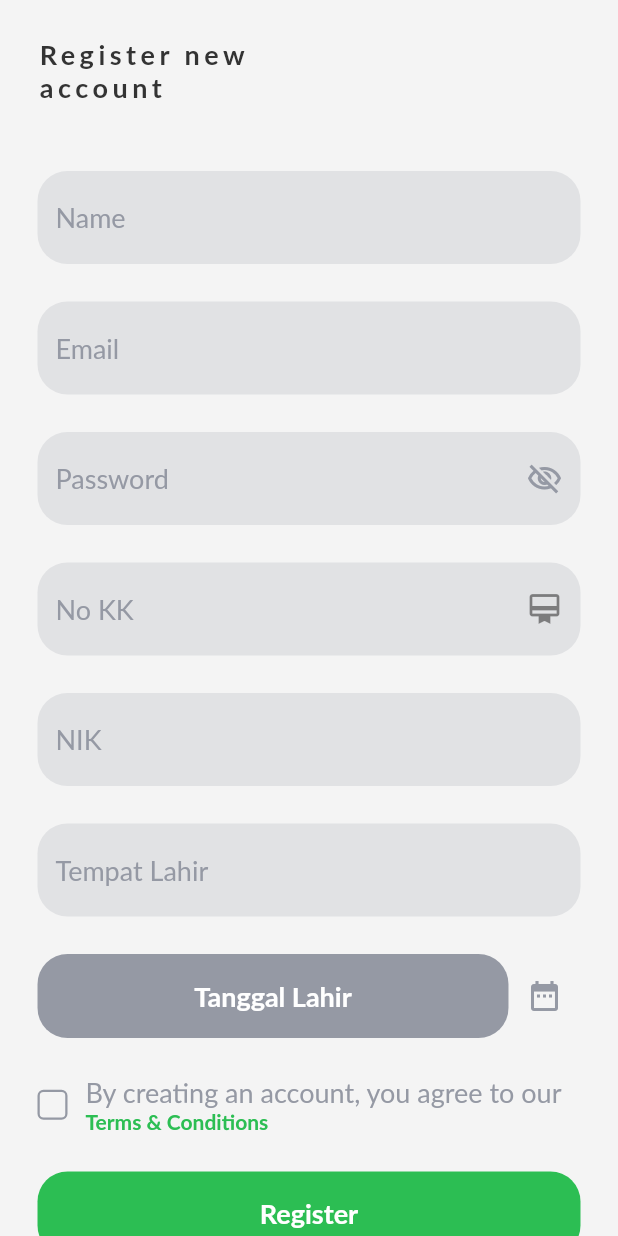
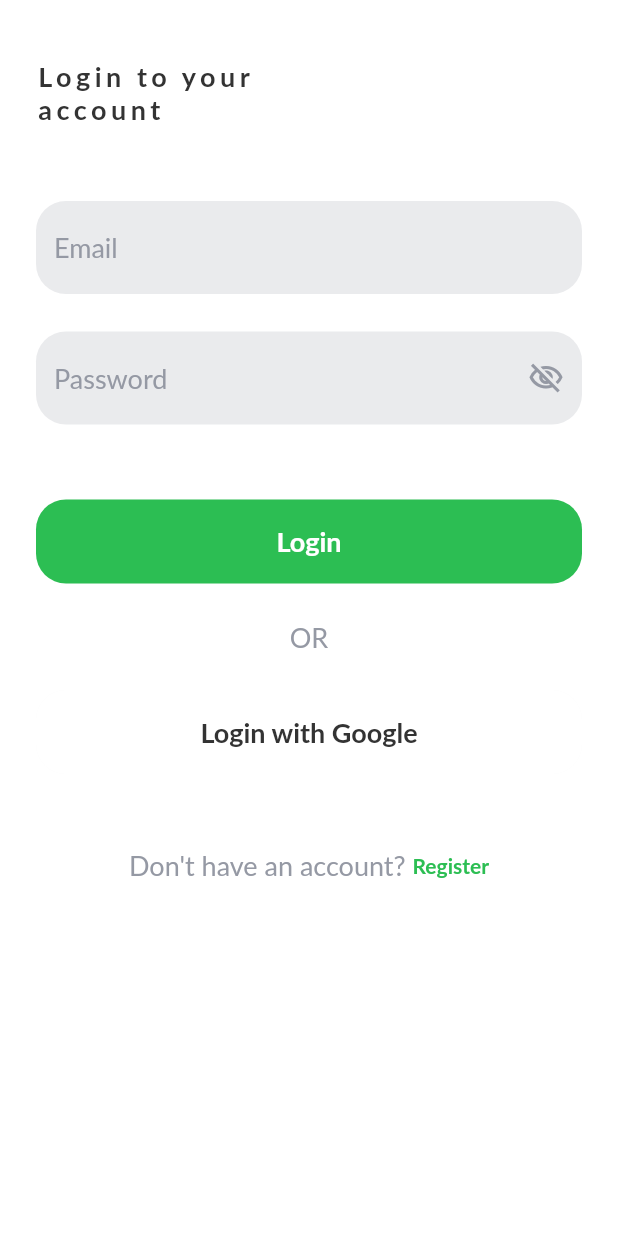
Before and after one commit to dikkisetiawan/dispenduk, a Flutter app: the screen it shows after launch, after a tap on an icon or button, on a phone screen of 412 x 824 dp. Run offline on Flutter 3.47's test engine with Material 2 defaults, Android fonts, the light colour scheme and no system bars; our stand-ins replace bloc, cloud_firestore, equatable, firebase_auth, firebase_core, flutter_bloc; accounts and stored records are empty; network calls fail; Roboto replaces fonts that are missing (Lato).

Commit message:
login register finish

```diff
--- a/lib/models/kartu_keluarga_model.dart
+++ b/lib/models/kartu_keluarga_model.dart
@@ -4,10 +4,10 @@ import 'package:equatable/equatable.dart';
 import '/models/person_model.dart';
 
 class KartuKeluargaModel extends Equatable {
-  final int idKartuKeluarga;
+  final int? idKartuKeluarga;
   final List<PersonModel> anggotaKeluarga;
 
-  KartuKeluargaModel(this.anggotaKeluarga, {required this.idKartuKeluarga});
+  KartuKeluargaModel(this.anggotaKeluarga, {this.idKartuKeluarga});
 
   @override
   // TODO: implement props
--- a/lib/models/person_model.dart
+++ b/lib/models/person_model.dart
@@ -2,21 +2,21 @@ import 'package:dispenduk/models/kartu_keluarga_model.dart';
 
 //obyek Orang
 class PersonModel extends KartuKeluargaModel {
-  final String id;
-  final int nomorIndukKependudukan;
-  final String namaLengkap;
-  final DateTime tanggalLahir;
-  final String tempatLahir;
+  final String? id;
+  final int? nomorIndukKependudukan;
+  final String? namaLengkap;
+  final DateTime? tanggalLahir;
+  final String? tempatLahir;
   final String email;
   final String password;
 
   PersonModel({
-    required this.id,
-    required this.nomorIndukKependudukan,
-    required super.idKartuKeluarga,
-    required this.namaLengkap,
-    required this.tempatLahir,
-    required this.tanggalLahir,
+    this.id,
+    this.nomorIndukKependudukan,
+    super.idKartuKeluarga,
+    this.namaLengkap,
+    this.tempatLahir,
+    this.tanggalLahir,
     required this.email,
     required this.password,
   }) : super([]);
--- a/lib/ui/screens/home_screen.dart
+++ b/lib/ui/screens/home_screen.dart
@@ -1,3 +1,4 @@
+import 'package:dispenduk/ui/screens/login_screen.dart';
 import 'package:dispenduk/ui/screens/register_screen.dart';
 import 'package:flutter/material.dart';
 
@@ -47,7 +48,7 @@ class HomeScreen extends StatelessWidget {
           Navigator.push(
               context,
               MaterialPageRoute(
-                builder: (context) => RegisterScreen(),
+                builder: (context) => LoginScreen(),
               ));
         },
         shape: RoundedRectangleBorder(borderRadius: kBorderRadius),
--- /dev/null
+++ b/lib/ui/screens/login_screen.dart
@@ -0,0 +1,173 @@
+import '/ui/widgets/kprimary_button_widget.dart';
+import '/ui/widgets/ktext_field_widget.dart';
+
+import 'package:flutter/material.dart';
+import 'package:flutter_bloc/flutter_bloc.dart';
+
+import '../../cubit/auth_cubit.dart';
+import '../theme.dart';
+import 'home_screen.dart';
+import 'register_screen.dart';
+
+class LoginScreen extends StatefulWidget {
+  @override
+  _LoginScreenState createState() => _LoginScreenState();
+}
+
+class _LoginScreenState extends State<LoginScreen> {
+  final TextEditingController emailController = TextEditingController(text: '');
+  final TextEditingController passwordController =
+      TextEditingController(text: '');
+
+  bool passwordVisible = false;
+  void togglePassword() {
+    setState(() {
+      passwordVisible = !passwordVisible;
+    });
+  }
+
+  @override
+  Widget build(BuildContext context) {
+    return Scaffold(
+      resizeToAvoidBottomInset: false,
+      backgroundColor: Colors.white,
+      body: SafeArea(
+        child: Padding(
+          padding: const EdgeInsets.fromLTRB(24.0, 40.0, 24.0, 0),
+          child: Column(
+            crossAxisAlignment: CrossAxisAlignment.start,
+            children: [
+              Column(
+                crossAxisAlignment: CrossAxisAlignment.start,
+                children: [
+                  Text('Login to your\naccount', style: blackTextStyle),
+                  const SizedBox(
+                    height: defaultMargin,
+                  ),
+                ],
+              ),
+              const SizedBox(
+                height: defaultMargin,
+              ),
+              Form(
+                child: Column(
+                  children: [
+                    KtextFieldWidget(
+                      hintText: 'Email',
+                      suffixIcon: const SizedBox(),
+                      controller: emailController,
+                    ),
+                    const SizedBox(
+                      height: defaultMargin,
+                    ),
+                    KtextFieldWidget(
+                      hintText: 'Password',
+                      controller: passwordController,
+                      obscureText: !passwordVisible,
+                      suffixIcon: IconButton(
+                        color: kDarkGreyColor,
+                        splashRadius: 1,
+                        icon: Icon(passwordVisible
+                            ? Icons.visibility_outlined
+                            : Icons.visibility_off_outlined),
+                        onPressed: togglePassword,
+                      ),
+                    ),
+                  ],
+                ),
+              ),
+              const SizedBox(
+                height: defaultMargin,
+              ),
+              const SizedBox(
+                height: defaultMargin,
+              ),
+              BlocConsumer<AuthCubit, AuthState>(
+                listener: (context, state) {
+                  if (state is AuthSuccess) {
+                    Navigator.pushAndRemoveUntil(
+                        context,
+                        MaterialPageRoute(
+                          builder: (context) => const HomeScreen(),
+                        ),
+                        (route) => false);
+                  } else if (state is AuthFailed) {
+                    ScaffoldMessenger.of(context).showSnackBar(
+                      SnackBar(
+                        backgroundColor: kWarningColor,
+                        content: Text(
+                          state.error,
+                        ),
+                      ),
+                    );
+                  }
+                },
+                builder: (context, state) {
+                  if (state is AuthLoading) {
+                    return const Center(
+                      child: CircularProgressIndicator(),
+                    );
+                  }
+                  return KprimaryButtonWidget(
+                    buttonColor: kPrimaryColor,
+                    textValue: 'Login',
+                    textColor: Colors.white,
+                    onPressed: () {
+                      context.read<AuthCubit>().signIn(
+                            email: 'test@email.com',
+                            password: '123456',
+                          );
+                    },
+                  );
+                },
+              ),
+              const SizedBox(
+                height: defaultMargin,
+              ),
+              Center(
+                child: Text(
+                  'OR',
+                  style: greyTextStyle,
+                ),
+              ),
+              const SizedBox(
+                height: 24,
+              ),
+              KprimaryButtonWidget(
+                buttonColor: kWhiteColor,
+                textValue: 'Login with Google',
+                textColor: kBlackColor,
+                onPressed: () {},
+              ),
+              const SizedBox(
+                height: defaultMargin * 2,
+              ),
+              Row(
+                mainAxisAlignment: MainAxisAlignment.center,
+                children: [
+                  Text(
+                    "Don't have an account? ",
+                    style: greyTextStyle,
+                  ),
+                  GestureDetector(
+                    onTap: () {
+                      Navigator.push(
+                          context,
+                          MaterialPageRoute(
+                              builder: (context) => RegisterScreen()));
+                    },
+                    child: Text(
+                      'Register',
+                      style: buttonTextStyle,
+                    ),
+                  ),
+                ],
+              ),
+            ],
+          ),
+        ),
+      ),
+    );
+    ;
+  }
+}
--- a/lib/ui/screens/register_screen.dart
+++ b/lib/ui/screens/register_screen.dart
@@ -13,15 +13,8 @@ class RegisterScreen extends StatefulWidget {
 }
 
 class _RegisterScreenState extends State<RegisterScreen> {
-  final TextEditingController nameController = TextEditingController(text: '');
   final TextEditingController emailController = TextEditingController(text: '');
   final TextEditingController passwordController =
-      TextEditingController(text: '');
-  final TextEditingController idKartuKeluargaController =
-      TextEditingController(text: '');
-  final TextEditingController nomorIndukKependudukanController =
-      TextEditingController(text: '');
-  final TextEditingController tempatLahirController =
       TextEditingController(text: '');
 
   DateTime? _dateTime;
@@ -125,13 +118,8 @@ class _RegisterScreenState extends State<RegisterScreen> {
           onPressed: () {
             isChecked
                 ? context.read<AuthCubit>().signUp(
-                      namaLengkap: 'test user',
-                      email: 'testuser@gmail.com',
+                      email: 'test@email.com',
                       password: '123456',
-                      idKartuKeluarga: 234234312,
-                      nomorIndukKependudukan: 36235235,
-                      tanggalLahir: _dateTime!,
-                      tempatLahir: 'surabaya',
                     )
                 : ScaffoldMessenger.of(context).showSnackBar(
                     SnackBar(
@@ -201,14 +189,6 @@ class _RegisterScreenState extends State<RegisterScreen> {
       child: Column(
         children: [
           KtextFieldWidget(
-            hintText: 'Name',
-            controller: nameController,
-            suffixIcon: const SizedBox(),
-          ),
-          const SizedBox(
-            height: defaultMargin,
-          ),
-          KtextFieldWidget(
             hintText: 'Email',
             controller: emailController,
             suffixIcon: const SizedBox(),
@@ -232,31 +212,12 @@ class _RegisterScreenState extends State<RegisterScreen> {
           const SizedBox(
             height: defaultMargin,
           ),
-          KtextFieldWidget(
-            hintText: 'No KK',
-            controller: idKartuKeluargaController,
-            suffixIcon: const Icon(Icons.card_membership),
+          const SizedBox(
+            height: defaultMargin,
           ),
           const SizedBox(
             height: defaultMargin,
           ),
-          KtextFieldWidget(
-            hintText: 'NIK',
-            controller: nomorIndukKependudukanController,
-            suffixIcon: const SizedBox(),
-          ),
-          const SizedBox(
-            height: defaultMargin,
-          ),
-          KtextFieldWidget(
-            hintText: 'Tempat Lahir',
-            controller: tempatLahirController,
-            suffixIcon: const SizedBox(),
-          ),
-          const SizedBox(
-            height: defaultMargin,
-          ),
-          dateTimeWidget(context)
         ],
       ),
     );
--- a/lib/ui/theme.dart
+++ b/lib/ui/theme.dart
@@ -10,7 +10,7 @@ Color kPinkColor = const Color(0xffEB819C);
 
 //Secondary Color
 Color kDangerColor = const Color(0xffF27D81);
-Color kWarningColor = const Color(0xffF6CE7E);
+Color kWarningColor = kRedColor;
 Color kSuccessColor = const Color(0xffC3ED6E);
 Color kInfoColor = const Color(0xff60B2F0);
 
```
Also changed, not shown: lib/cubit/auth_cubit.dart (+5 -12 lines), lib/services/auth_service.dart (+7 -15 lines).
